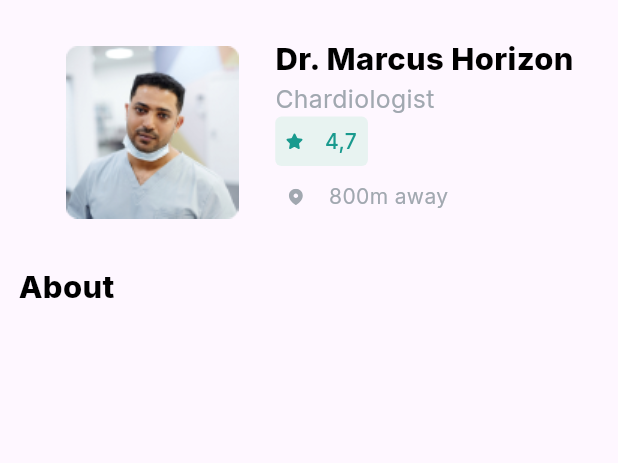
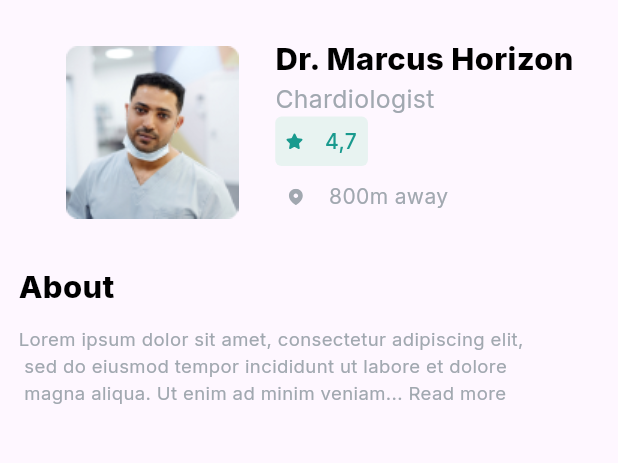
Before and after one commit to mariya8157/medical, a Flutter app: the DoctordetailsPage screen opened directly, on a phone screen of 412 x 824 dp, the part 84-547 px from its top. Run offline on Flutter 3.47's test engine with Material 3 defaults, Android fonts, the phone set to English and light mode, and no system bars; our stand-ins replace flutter_svg, google_fonts.

Commit message:
initial comit

```diff
--- a/lib/features/details_adding/screen/doctor Consultation/doctordetails.dart
+++ b/lib/features/details_adding/screen/doctor Consultation/doctordetails.dart
@@ -180,6 +180,20 @@ class _DoctordetailsPageState extends State<DoctordetailsPage> {
               ],
             ),
             SizedBox(height: width*0.03,),
+            Row(
+              children: [
+                Text("Lorem ipsum dolor sit amet, consectetur adipiscing elit,\n"
+                    " sed do eiusmod tempor incididunt ut labore et dolore\n"
+                    " magna aliqua. Ut enim ad minim veniam... Read more",
+                  style: TextStyle(
+                      fontSize: width*0.03,
+                      fontWeight: FontWeight.w400,
+                      color:Colour.color1
+                  ),
+                ),
+              ],
+            ),
+
 
 
 
--- a/lib/main.dart
+++ b/lib/main.dart
@@ -1,6 +1,7 @@
 
 import 'package:flutter/material.dart';
 import 'package:google_fonts/google_fonts.dart';
+import 'package:medical/features/details_adding/screen/doctor%20Consultation/doctordetails.dart';
 import 'package:medical/features/details_adding/screen/login%20&%20Sign%20Up/login.dart';
 import 'package:medical/features/details_adding/screen/onlinePharmacy/pharmacy.dart';
 
@@ -35,7 +36,7 @@ class MyApp extends StatelessWidget {
             theme: ThemeData(
               textTheme: GoogleFonts.interTextTheme()
             ),
-            home:PharmacyPage()
+            home:DoctordetailsPage()
     ),);
   }
 }
```
